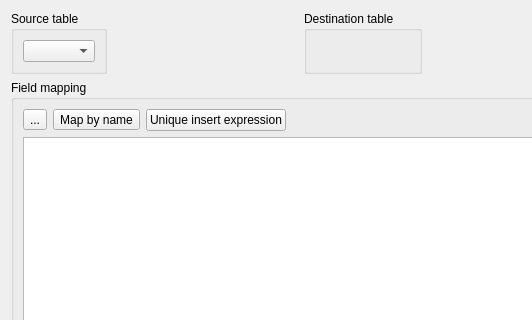
scandyna/multidiagtools, file src/mdtdatabase/mdtSqlDatabaseCopierTableMappingDialog.ui: the form before one commit; both pictures show x 0 to 532 and y 0 to 320 of the 1004 by 519 pixel window.
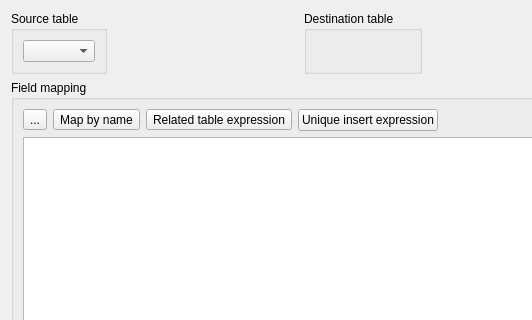
The form after the commit. Icons and pictures are not drawn.

Commit message: Working on SQL copier table mapping

What changed in the file:
```diff
--- a/src/mdtdatabase/mdtSqlDatabaseCopierTableMappingDialog.ui
+++ b/src/mdtdatabase/mdtSqlDatabaseCopierTableMappingDialog.ui
@@ -114,6 +114,13 @@
           </property>
          </widget>
         </item>
+        <item>
+         <widget class="QToolButton" name="tbRelatedTableExpression">
+          <property name="text">
+           <string>Related table expression</string>
+          </property>
+         </widget>
+        </item>
         <item>
          <widget class="QPushButton" name="pbUniqueInsertExpression">
           <property name="text">
```
The commit also changes 4 other files.
